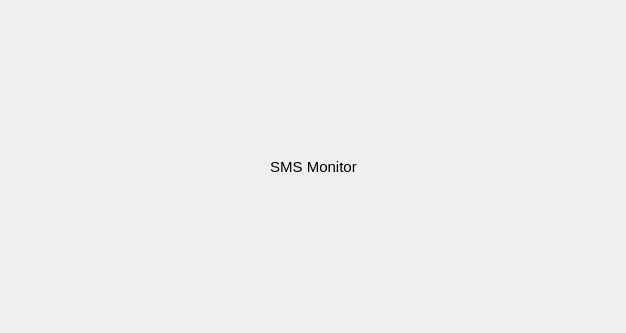
Before: the Qt Designer form src/plugins/sms_monitor/sms_monitor_widget.ui in cemc-oper/nwpc-monitor-app, drawn with Qt 5.
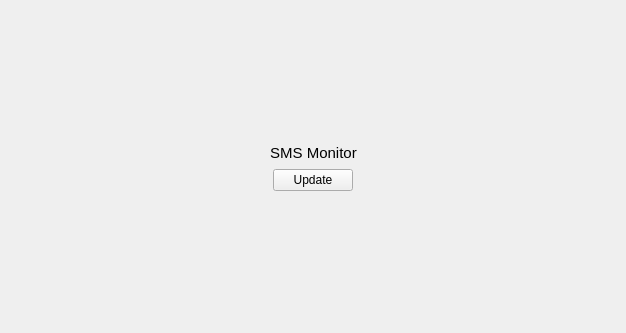
After: the same form once the commit is applied.

Commit message:
Fix bug: widget don't hide when perspective changed.
解决当perspective切换时原有perspective控件不消失的问题。使用 hide 隐藏控件。

What changed in the file:
```diff
--- a/src/plugins/sms_monitor/sms_monitor_widget.ui
+++ b/src/plugins/sms_monitor/sms_monitor_widget.ui
@@ -54,7 +54,7 @@
      </item>
     </layout>
    </item>
-   <item row="2" column="0">
+   <item row="3" column="0">
     <spacer name="verticalSpacer_2">
      <property name="orientation">
       <enum>Qt::Vertical</enum>
@@ -80,6 +80,43 @@
      </property>
     </spacer>
    </item>
+   <item row="2" column="0">
+    <layout class="QHBoxLayout" name="horizontalLayout">
+     <item>
+      <spacer name="horizontalSpacer">
+       <property name="orientation">
+        <enum>Qt::Horizontal</enum>
+       </property>
+       <property name="sizeHint" stdset="0">
+        <size>
+         <width>40</width>
+         <height>20</height>
+        </size>
+       </property>
+      </spacer>
+     </item>
+     <item>
+      <widget class="QPushButton" name="pushButton">
+       <property name="text">
+        <string>Update</string>
+       </property>
+      </widget>
+     </item>
+     <item>
+      <spacer name="horizontalSpacer_2">
+       <property name="orientation">
+        <enum>Qt::Horizontal</enum>
+       </property>
+       <property name="sizeHint" stdset="0">
+        <size>
+         <width>40</width>
+         <height>20</height>
+        </size>
+       </property>
+      </spacer>
+     </item>
+    </layout>
+   </item>
   </layout>
  </widget>
  <resources/>
```
The commit also changes 1 other file.
